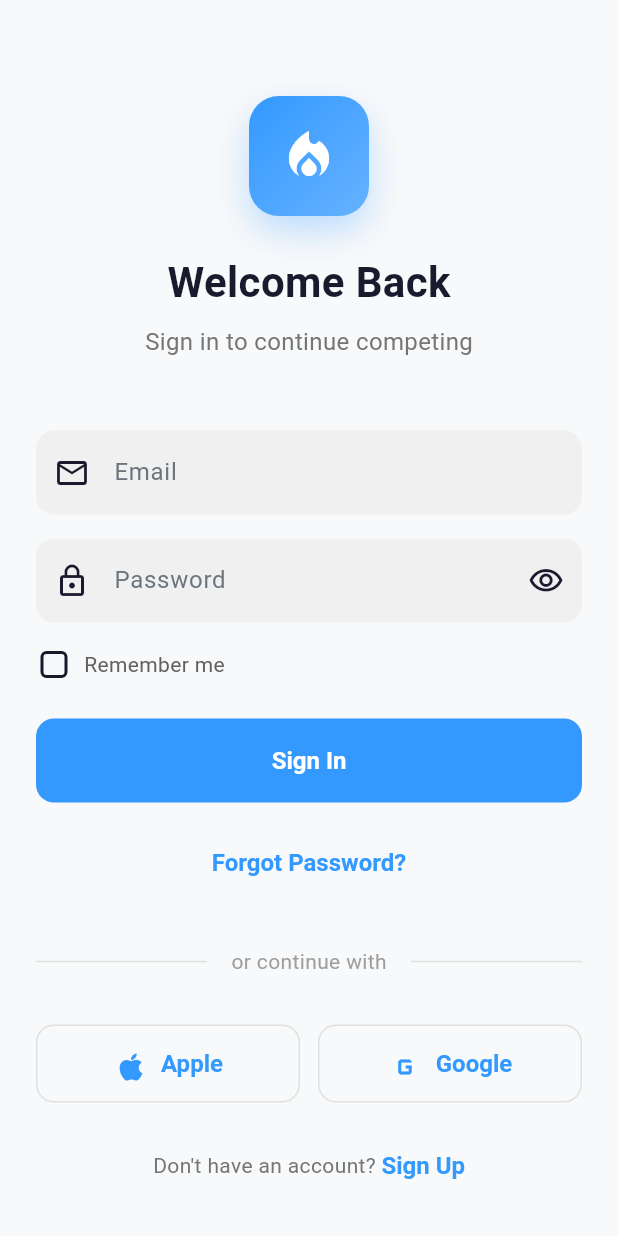
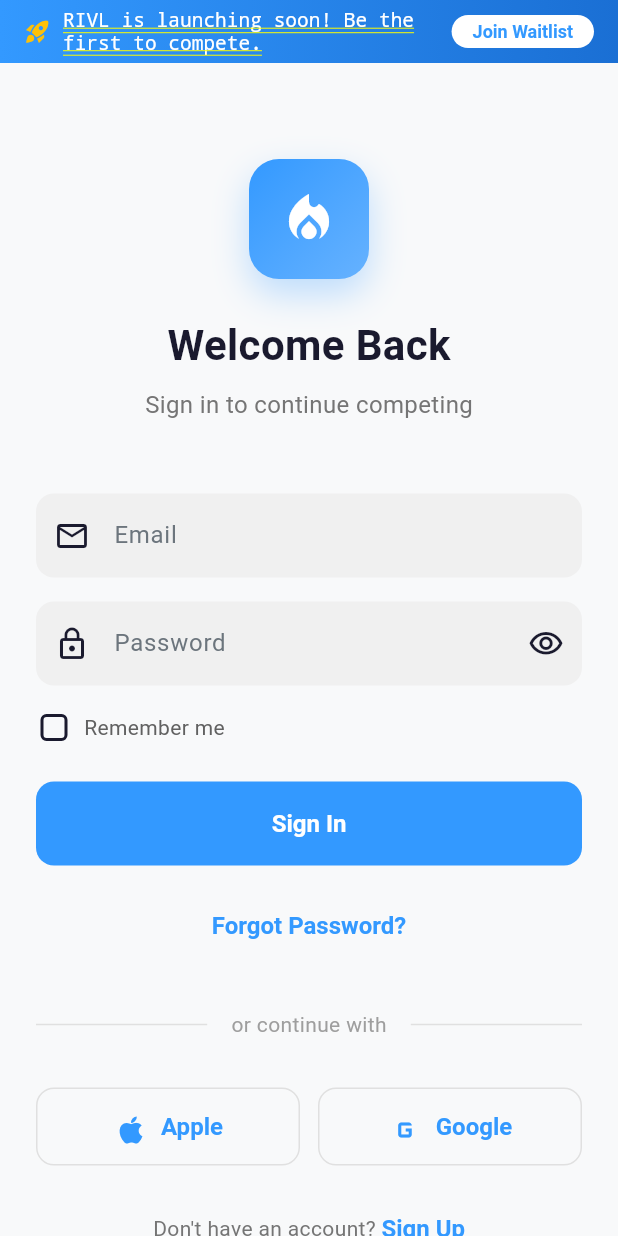
Before and after one commit to bbakenhus7/rivl, a Flutter app: the screen it shows after launch, on a phone screen of 412 x 824 dp. Run offline on Flutter 3.47's test engine with Material 3 defaults, Android fonts, the phone set to English and light mode, and no system bars; our stand-ins replace cloud_firestore, cloud_functions, firebase_auth, firebase_core, firebase_messaging; missing offline and left inert: flutter_stripe; accounts and stored records are empty.

Commit message:
Move waitlist banner to app-level so it shows on all screens
Blue gradient banner with rocket icon and white 'Join Waitlist' button
sits above every screen via MaterialApp builder. Removed duplicate
banner from home screen.

https://claude.ai/code/session_01LDtpU4w8xq6cZbZo2eLELE

```diff
--- a/lib/main.dart
+++ b/lib/main.dart
@@ -82,7 +82,72 @@ class RivlApp extends StatelessWidget {
         darkTheme: RivlTheme.darkTheme,
         themeMode: ThemeMode.system,
         home: const SplashScreen(),
+        builder: (context, child) {
+          return Column(
+            children: [
+              const WaitlistBanner(),
+              Expanded(child: child ?? const SizedBox.shrink()),
+            ],
+          );
+        },
       ),
     );
   }
 }
+
+class WaitlistBanner extends StatelessWidget {
+  const WaitlistBanner({super.key});
+
+  @override
+  Widget build(BuildContext context) {
+    return Container(
+      width: double.infinity,
+      padding: EdgeInsets.only(
+        top: MediaQuery.of(context).padding.top + 6,
+        bottom: 6,
+        left: 16,
+        right: 16,
+      ),
+      decoration: const BoxDecoration(
+        gradient: LinearGradient(
+          colors: [Color(0xFF3399FF), Color(0xFF1A6FD4)],
+        ),
+      ),
+      child: Row(
+        children: [
+          const Icon(Icons.rocket_launch, color: Colors.amber, size: 18),
+          const SizedBox(width: 8),
+          const Expanded(
+            child: Text(
+              'RIVL is launching soon! Be the first to compete.',
+              style: TextStyle(
+                color: Colors.white,
+                fontSize: 13,
+                fontWeight: FontWeight.w500,
+              ),
+            ),
+          ),
+          TextButton(
+            onPressed: () {
+              // TODO: Link to waitlist signup
+            },
+            style: TextButton.styleFrom(
+              backgroundColor: Colors.white,
+              foregroundColor: RivlColors.primary,
+              padding: const EdgeInsets.symmetric(horizontal: 14, vertical: 4),
+              minimumSize: Size.zero,
+              tapTargetSize: MaterialTapTargetSize.shrinkWrap,
+              shape: RoundedRectangleBorder(
+                borderRadius: BorderRadius.circular(20),
+              ),
+            ),
+            child: const Text(
+              'Join Waitlist',
+              style: TextStyle(fontWeight: FontWeight.bold, fontSize: 12),
+            ),
+          ),
+        ],
+      ),
+    );
+  }
+}
```
Also changed, not shown: lib/screens/home/home_screen.dart (+0 -44 lines).
